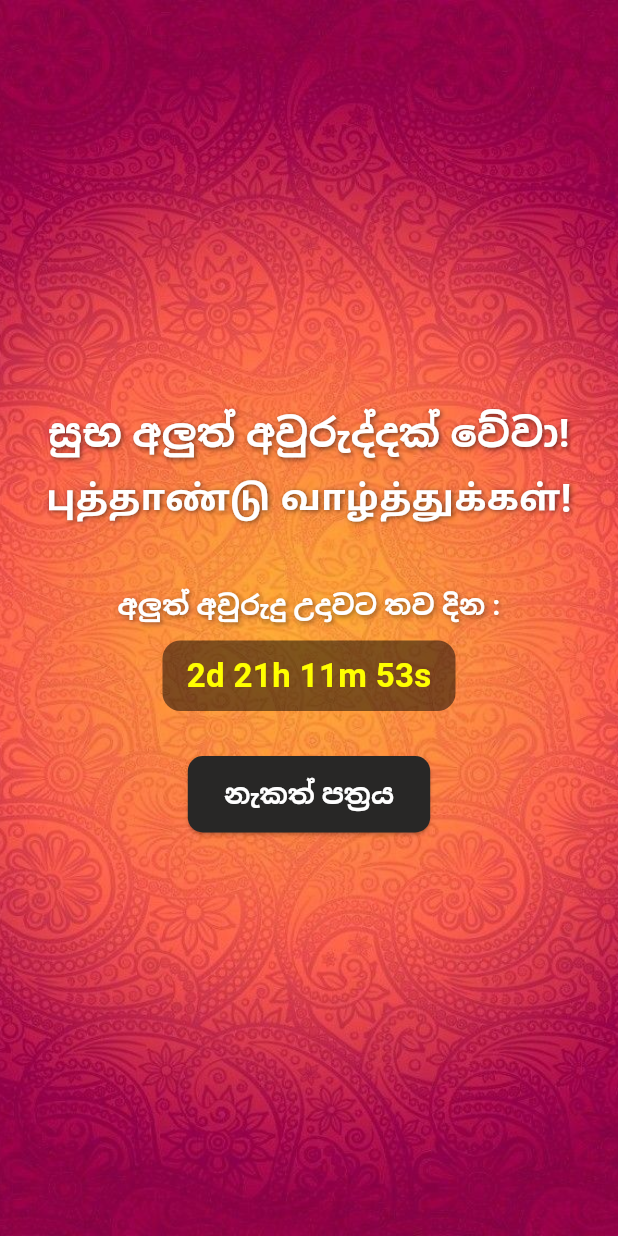
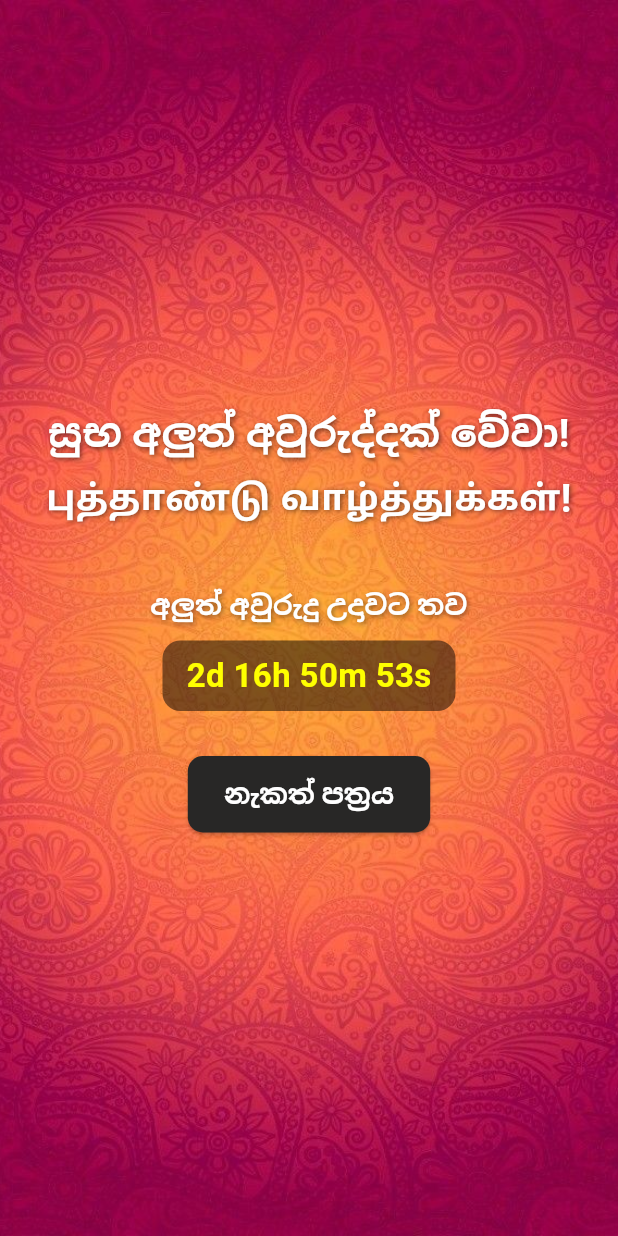
Before and after one commit to Methexx/Avurudu-Nekath-CountdownApp, a Flutter app: the screen it shows after launch, on a phone screen of 412 x 824 dp. Run offline on Flutter 3.47's test engine with Material 3 defaults, Android fonts, the light colour scheme and no system bars.

Commit message:
more changes

```diff
--- a/lib/screens/home_screen.dart
+++ b/lib/screens/home_screen.dart
@@ -13,7 +13,7 @@ class _HomeScreenState extends State<HomeScreen> {
   late Timer _timer;
   Duration _remaining = Duration.zero;
 
-  final DateTime targetDateTime = DateTime(2025, 4, 14, 7, 42);
+  final DateTime targetDateTime = DateTime(2025, 4, 14, 3, 21);
 
   @override
   void initState() {
@@ -109,7 +109,7 @@ class _HomeScreenState extends State<HomeScreen> {
 
                 // Smaller text above countdown
                 const Text(
-                  'අලුත් අවුරුදු උදාවට තව දින :',
+                  'අලුත් අවුරුදු උදාවට තව',
                   textAlign: TextAlign.center,
                   style: TextStyle(
                     fontSize: 18,
```
